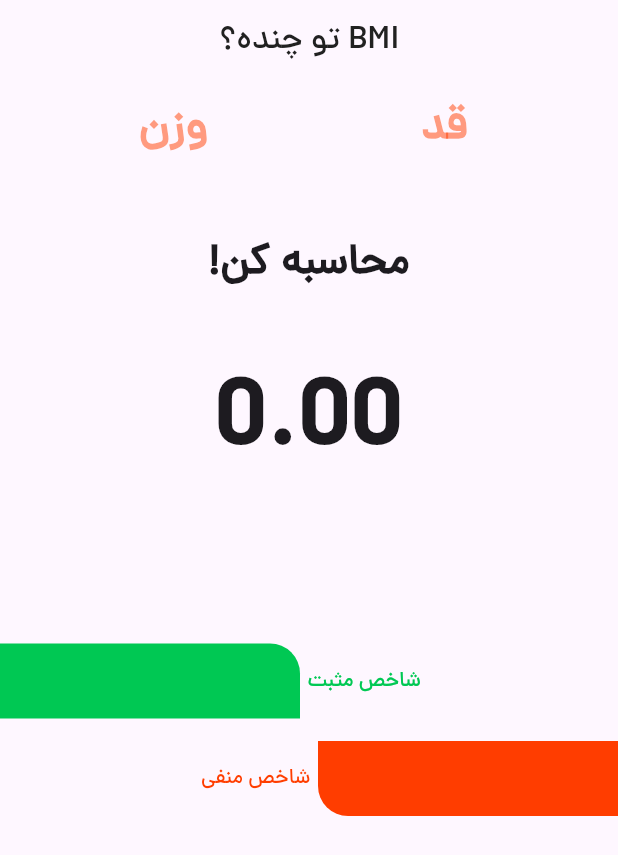
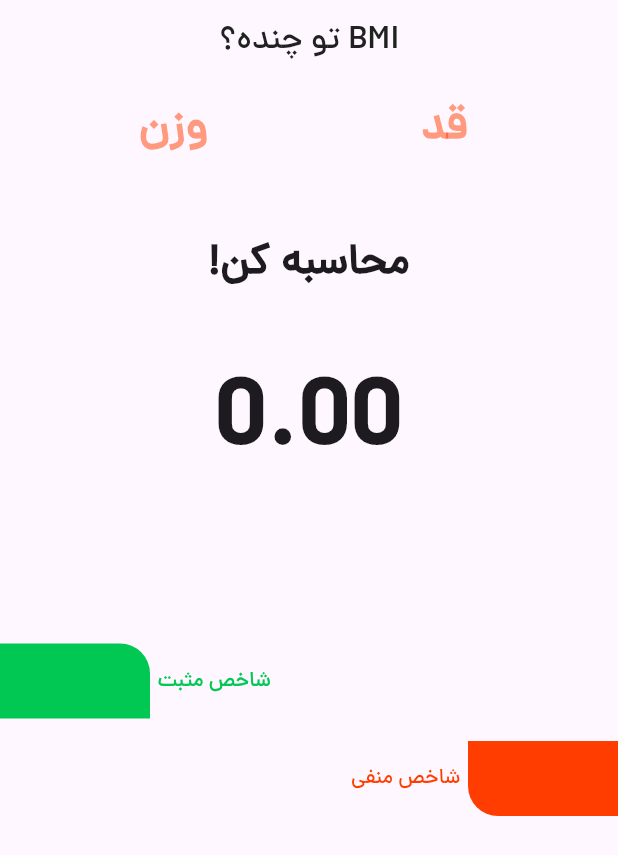
Before and after one commit to ShahramDeveloper/flutter_BMI_calculator, a Flutter app: the screen it shows after launch, on a phone screen of 412 x 824 dp. Shown: the top 855 px of the screen. Run offline on Flutter 3.47's test engine with Material 3 defaults, Android fonts, the phone set to English and light mode, and no system bars; our stand-ins replace hexcolor.

Commit message:
Add calculation to shapes in home_screen.dart and show their in ui. Complete project.

```diff
--- a/lib/screens/home_screen.dart
+++ b/lib/screens/home_screen.dart
@@ -17,6 +17,8 @@ class _HomeScreenState extends State<HomeScreen> {
 
   double resultBMI = 0;
   String resultText = '';
+  double widthGood = 100;
+  double widthBad = 100;
 
   @override
   Widget build(BuildContext context) {
@@ -90,10 +92,16 @@ class _HomeScreenState extends State<HomeScreen> {
                 setState(() {
                   resultBMI = weight / (height * height);
                   if (resultBMI > 25) {
+                    widthBad = 300;
+                    widthGood = 50;
                     resultText = 'شما اضافه وزن دارید';
                   } else if (resultBMI >= 18.5 && resultBMI <= 25) {
+                    widthBad = 50;
+                    widthGood = 300;
                     resultText = 'وزن شما نرمال است';
                   } else {
+                    widthBad = 10;
+                    widthGood = 10;
                     resultText = 'شما کمتر از حد نرمال است';
                   }
                 });
@@ -125,13 +133,13 @@ class _HomeScreenState extends State<HomeScreen> {
               height: 60,
             ),
             LeftShape(
-              width: 200,
+              width: widthGood,
             ),
             SizedBox(
               height: 15,
             ),
             RightShape(
-              width: 200,
+              width: widthBad,
             )
           ],
         ),
```
